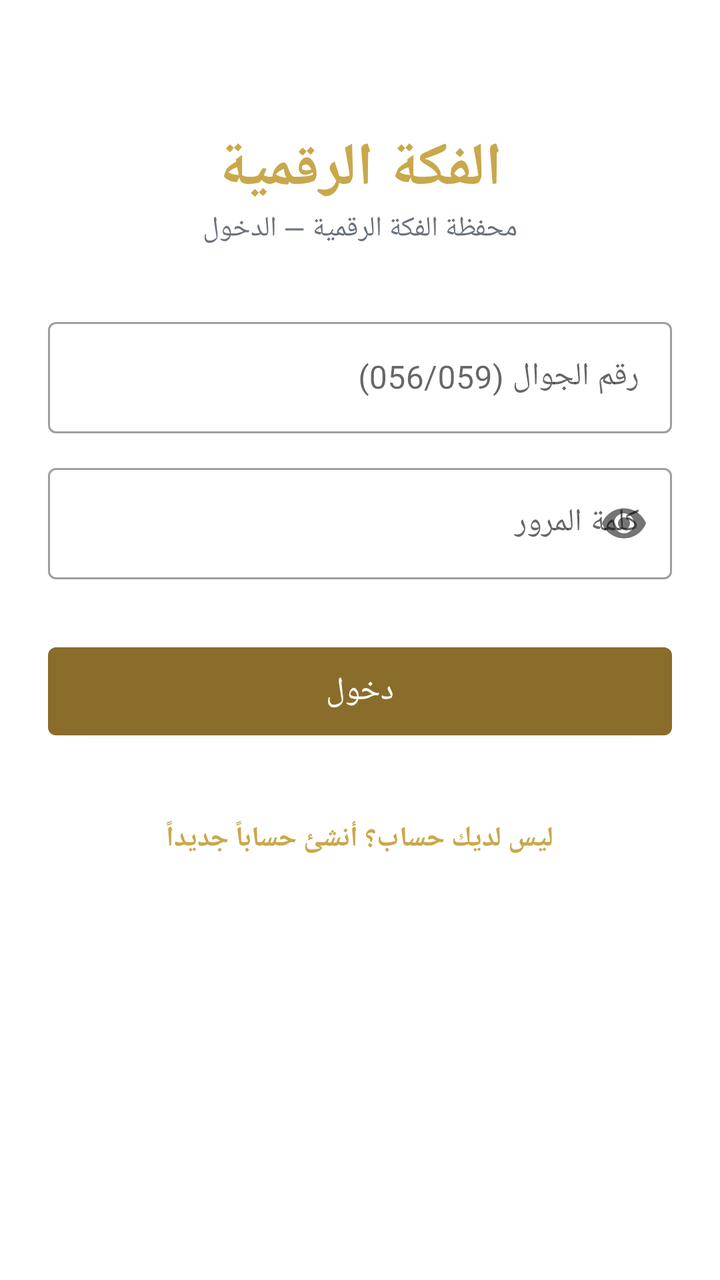
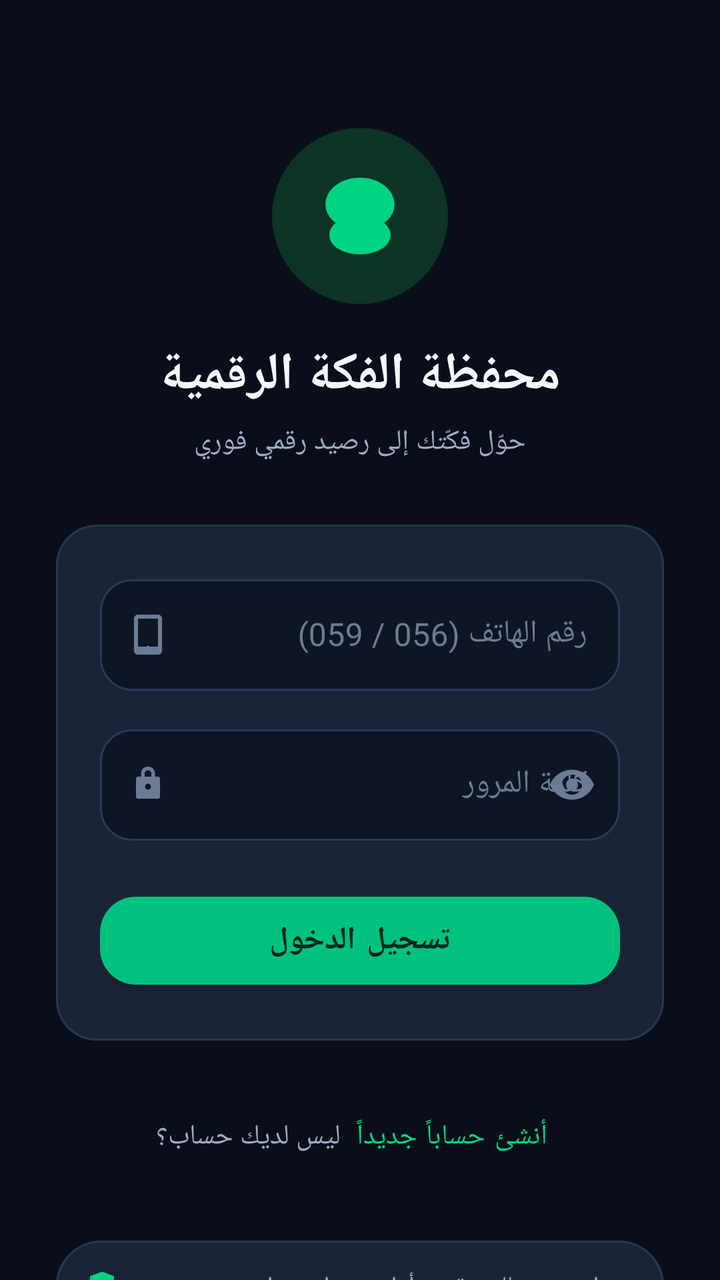

Compare the two renders of this Android layout. The source of the first and the diff that turns it into the second are given below.
<!-- AndroidManifest.xml: application theme Theme.Fakah -->
<!-- res/layout/activity_login.xml -->
<?xml version="1.0" encoding="utf-8"?>
<ScrollView xmlns:android="http://schemas.android.com/apk/res/android"
    android:layout_width="match_parent"
    android:layout_height="match_parent"
    android:fillViewport="true">

    <LinearLayout
        android:layout_width="match_parent"
        android:layout_height="wrap_content"
        android:orientation="vertical"
        android:padding="24dp"
        android:gravity="center_horizontal">

        <TextView
            android:layout_width="wrap_content"
            android:layout_height="wrap_content"
            android:text="@string/app_name"
            android:textSize="30sp"
            android:textStyle="bold"
            android:textColor="@color/gold"
            android:layout_marginTop="40dp" />

        <TextView
            android:layout_width="wrap_content"
            android:layout_height="wrap_content"
            android:text="محفظة الفكة الرقمية — الدخول"
            android:textSize="14sp"
            android:textColor="@color/textSecondary"
            android:layout_marginBottom="32dp" />

        <com.google.android.material.textfield.TextInputLayout
            android:layout_width="match_parent"
            android:layout_height="wrap_content"
            android:hint="رقم الجوال (056/059)"
            style="@style/Widget.MaterialComponents.TextInputLayout.OutlinedBox">

            <com.google.android.material.textfield.TextInputEditText
                android:id="@+id/etPhone"
                android:layout_width="match_parent"
                android:layout_height="wrap_content"
                android:inputType="phone"
                android:maxLength="10"
                android:textDirection="ltr" />
        </com.google.android.material.textfield.TextInputLayout>

        <com.google.android.material.textfield.TextInputLayout
            android:layout_width="match_parent"
            android:layout_height="wrap_content"
            android:layout_marginTop="12dp"
            android:hint="كلمة المرور"
            app:passwordToggleEnabled="true"
            style="@style/Widget.MaterialComponents.TextInputLayout.OutlinedBox"
            xmlns:app="http://schemas.android.com/apk/res-auto">

            <com.google.android.material.textfield.TextInputEditText
                android:id="@+id/etPassword"
                android:layout_width="match_parent"
                android:layout_height="wrap_content"
                android:inputType="textPassword" />
        </com.google.android.material.textfield.TextInputLayout>

        <com.google.android.material.button.MaterialButton
            android:id="@+id/btnLogin"
            android:layout_width="match_parent"
            android:layout_height="56dp"
            android:layout_marginTop="28dp"
            android:text="دخول"
            android:textSize="16sp" />

        <com.google.android.material.progressindicator.CircularProgressIndicator
            android:id="@+id/progress"
            android:layout_width="wrap_content"
            android:layout_height="wrap_content"
            android:layout_marginTop="16dp"
            android:indeterminate="true"
            android:visibility="gone" />

        <TextView
            android:id="@+id/btnGoRegister"
            android:layout_width="wrap_content"
            android:layout_height="wrap_content"
            android:layout_marginTop="24dp"
            android:padding="12dp"
            android:text="ليس لديك حساب؟ أنشئ حساباً جديداً"
            android:textColor="@color/gold"
            android:textStyle="bold" />
    </LinearLayout>
</ScrollView>
<!-- resources referenced by this layout -->
<resources>
  <color name="gold">#C9A84C</color>
  <color name="textSecondary">#6B7280</color>
  <string name="app_name">الفكة الرقمية</string>
  <style name="Theme.Fakah" parent="Theme.MaterialComponents.DayNight.NoActionBar">
          <item name="colorPrimary">@color/goldDark</item>
          <item name="colorPrimaryVariant">@color/gold</item>
          <item name="colorOnPrimary">#FFFFFF</item>
          <item name="colorSecondary">@color/gold</item>
          <item name="colorSecondaryVariant">@color/goldDark</item>
          <item name="colorOnSecondary">#1A1A1A</item>
          <item name="android:statusBarColor">@color/primaryText</item>
          <item name="android:windowBackground">@color/bg</item>
      </style>
  <color name="goldDark">#8A6D2A</color>
  <color name="primaryText">#1A1A1A</color>
  <color name="bg">#FFFFFF</color>
</resources>

<!-- the commit's change to res/layout/activity_login.xml (unified diff, before → after) -->
@@ -1,88 +1,166 @@
 <?xml version="1.0" encoding="utf-8"?>
 <ScrollView xmlns:android="http://schemas.android.com/apk/res/android"
+    xmlns:app="http://schemas.android.com/apk/res-auto"
     android:layout_width="match_parent"
     android:layout_height="match_parent"
-    android:fillViewport="true">
+    android:background="@color/bg"
+    android:fillViewport="true"
+    android:scrollbars="none">
 
     <LinearLayout
         android:layout_width="match_parent"
         android:layout_height="wrap_content"
         android:orientation="vertical"
-        android:padding="24dp"
-        android:gravity="center_horizontal">
+        android:gravity="center_horizontal"
+        android:paddingStart="28dp"
+        android:paddingEnd="28dp"
+        android:paddingTop="64dp"
+        android:paddingBottom="32dp">
+
+        
+        <FrameLayout
+            android:layout_width="88dp"
+            android:layout_height="88dp"
+            android:background="@drawable/bg_circle_icon">
+
+            <ImageView
+                android:layout_width="46dp"
+                android:layout_height="46dp"
+                android:layout_gravity="center"
+                android:src="@drawable/ic_fakka"
+                app:tint="@color/primaryBright"
+                android:contentDescription=""/>
+        </FrameLayout>
 
         <TextView
             android:layout_width="wrap_content"
             android:layout_height="wrap_content"
-            android:text="@string/app_name"
-            android:textSize="30sp"
+            android:layout_marginTop="18dp"
+            android:text="محفظة الفكة الرقمية"
+            android:textSize="26sp"
             android:textStyle="bold"
-            android:textColor="@color/gold"
-            android:layout_marginTop="40dp" />
+            android:textColor="@color/textPrimary"/>
 
         <TextView
             android:layout_width="wrap_content"
             android:layout_height="wrap_content"
-            android:text="محفظة الفكة الرقمية — الدخول"
+            android:layout_marginTop="6dp"
+            android:text="حوّل فكّتك إلى رصيد رقمي فوري"
             android:textSize="14sp"
-            android:textColor="@color/textSecondary"
-            android:layout_marginBottom="32dp" />
+            android:textColor="@color/textSecondary"/>
 
-        <com.google.android.material.textfield.TextInputLayout
+        
+        <LinearLayout
             android:layout_width="match_parent"
             android:layout_height="wrap_content"
-            android:hint="رقم الجوال (056/059)"
-            style="@style/Widget.MaterialComponents.TextInputLayout.OutlinedBox">
+            android:orientation="vertical"
+            android:background="@drawable/bg_tx_row"
+            android:padding="22dp"
+            android:layout_marginTop="32dp">
 
-            <com.google.android.material.textfield.TextInputEditText
-                android:id="@+id/etPhone"
+            <com.google.android.material.textfield.TextInputLayout
                 android:layout_width="match_parent"
                 android:layout_height="wrap_content"
-                android:inputType="phone"
-                android:maxLength="10"
-                android:textDirection="ltr" />
-        </com.google.android.material.textfield.TextInputLayout>
+                android:hint="رقم الهاتف (056 / 059)"
+                style="@style/Widget.Fakah.Input"
+                app:startIconDrawable="@drawable/ic_phone"
+                app:startIconTint="@color/textHint">
 
-        <com.google.android.material.textfield.TextInputLayout
+                <com.google.android.material.textfield.TextInputEditText
+                    android:id="@+id/etPhone"
+                    style="@style/Text.Fakah.Input"
+                    android:layout_width="match_parent"
+                    android:layout_height="wrap_content"
+                    android:inputType="phone"
+                    android:textDirection="ltr"
+                    android:maxLength="10"/>
+            </com.google.android.material.textfield.TextInputLayout>
+
+            <com.google.android.material.textfield.TextInputLayout
+                android:layout_width="match_parent"
+                android:layout_height="wrap_content"
+                android:layout_marginTop="14dp"
+                android:hint="كلمة المرور"
+                style="@style/Widget.Fakah.Input"
+                app:startIconDrawable="@drawable/ic_lock"
+                app:startIconTint="@color/textHint"
+                app:passwordToggleEnabled="true"
+                app:passwordToggleTint="@color/textHint">
+
+                <com.google.android.material.textfield.TextInputEditText
+                    android:id="@+id/etPassword"
+                    style="@style/Text.Fakah.Input"
+                    android:layout_width="match_parent"
+                    android:layout_height="wrap_content"
+                    android:inputType="textPassword"
+                    android:textDirection="ltr"/>
+            </com.google.android.material.textfield.TextInputLayout>
+
+            <com.google.android.material.button.MaterialButton
+                android:id="@+id/btnLogin"
+                style="@style/Widget.Fakah.Button"
+                android:layout_width="match_parent"
+                android:layout_height="56dp"
+                android:layout_marginTop="22dp"
+                android:text="تسجيل الدخول"/>
+
+            <ProgressBar
+                android:id="@+id/progress"
+                android:layout_width="28dp"
+                android:layout_height="28dp"
+                android:layout_gravity="center_horizontal"
+                android:layout_marginTop="14dp"
+                android:indeterminateTint="@color/primaryBright"
+                android:visibility="gone"/>
+        </LinearLayout>
+
+        <LinearLayout
+            android:layout_width="wrap_content"
+            android:layout_height="wrap_content"
+            android:orientation="horizontal"
+            android:gravity="center_vertical"
+            android:layout_marginTop="24dp">
+
+            <TextView
+                android:layout_width="wrap_content"
+                android:layout_height="wrap_content"
+                android:text="ليس لديك حساب؟"
+                android:textSize="14sp"
+                android:textColor="@color/textSecondary"/>
+
+            <com.google.android.material.button.MaterialButton
+                android:id="@+id/btnGoRegister"
+                style="@style/Widget.Fakah.Button.Text"
+                android:layout_width="wrap_content"
+                android:layout_height="wrap_content"
+                android:text="أنشئ حساباً جديداً"
+                android:textSize="14sp"/>
+        </LinearLayout>
+
+        <LinearLayout
             android:layout_width="match_parent"
             android:layout_height="wrap_content"
-            android:layout_marginTop="12dp"
-            android:hint="كلمة المرور"
-            app:passwordToggleEnabled="true"
-            style="@style/Widget.MaterialComponents.TextInputLayout.OutlinedBox"
-            xmlns:app="http://schemas.android.com/apk/res-auto">
+            android:orientation="horizontal"
+            android:gravity="center_vertical"
+            android:background="@drawable/bg_quick_action"
+            android:padding="14dp"
+            android:layout_marginTop="28dp">
 
-            <com.google.android.material.textfield.TextInputEditText
-                android:id="@+id/etPassword"
-                android:layout_width="match_parent"
+            <ImageView
+                android:layout_width="18dp"
+                android:layout_height="18dp"
+                android:src="@drawable/ic_shield"
+                app:tint="@color/primaryBright"
+                android:contentDescription=""/>
+
+            <TextView
+                android:layout_width="0dp"
                 android:layout_height="wrap_content"
-                android:inputType="textPassword" />
-        </com.google.android.material.textfield.TextInputLayout>
-
-        <com.google.android.material.button.MaterialButton
-            android:id="@+id/btnLogin"
-            android:layout_width="match_parent"
-            android:layout_height="56dp"
-            android:layout_marginTop="28dp"
-            android:text="دخول"
-            android:textSize="16sp" />
-
-        <com.google.android.material.progressindicator.CircularProgressIndicator
-            android:id="@+id/progress"
-            android:layout_width="wrap_content"
-            android:layout_height="wrap_content"
-            android:layout_marginTop="16dp"
-            android:indeterminate="true"
-            android:visibility="gone" />
-
-        <TextView
-            android:id="@+id/btnGoRegister"
-            android:layout_width="wrap_content"
-            android:layout_height="wrap_content"
-            android:layout_marginTop="24dp"
-            android:padding="12dp"
-            android:text="ليس لديك حساب؟ أنشئ حساباً جديداً"
-            android:textColor="@color/gold"
-            android:textStyle="bold" />
+                android:layout_weight="1"
+                android:layout_marginStart="10dp"
+                android:text="دخول محمي بالبصمة بعد أول تسجيل دخول"
+                android:textSize="12sp"
+                android:textColor="@color/textSecondary"/>
+        </LinearLayout>
     </LinearLayout>
 </ScrollView>
<!-- resource entries referenced after the edit -->
@@ -1,20 +1,121 @@
 <!-- resources referenced by this layout -->
 <resources>
-  <color name="gold">#C9A84C</color>
-  <color name="textSecondary">#6B7280</color>
-  <string name="app_name">الفكة الرقمية</string>
-  <style name="Theme.Fakah" parent="Theme.MaterialComponents.DayNight.NoActionBar">
-          <item name="colorPrimary">@color/goldDark</item>
-          <item name="colorPrimaryVariant">@color/gold</item>
-          <item name="colorOnPrimary">#FFFFFF</item>
-          <item name="colorSecondary">@color/gold</item>
-          <item name="colorSecondaryVariant">@color/goldDark</item>
-          <item name="colorOnSecondary">#1A1A1A</item>
-          <item name="android:statusBarColor">@color/primaryText</item>
+  <color name="textSecondary">#9DAEC5</color>
+  <!-- drawable bg_circle_icon (drawable) -->
+  <?xml version="1.0" encoding="utf-8"?>
+  <shape xmlns:android="http://schemas.android.com/apk/res/android" shape="oval">
+      <solid android:color="@color/primarySoft"/>
+  </shape>
+  <!-- drawable bg_quick_action (drawable) -->
+  <?xml version="1.0" encoding="utf-8"?>
+  <shape xmlns:android="http://schemas.android.com/apk/res/android">
+      <solid android:color="@color/bgCard"/>
+      <corners android:radius="22dp"/>
+      <stroke android:width="1dp" android:color="@color/cardStroke"/>
+  </shape>
+  <!-- drawable bg_tx_row (drawable) -->
+  <?xml version="1.0" encoding="utf-8"?>
+  <shape xmlns:android="http://schemas.android.com/apk/res/android">
+      <solid android:color="@color/bgCard"/>
+      <corners android:radius="20dp"/>
+      <stroke android:width="1dp" android:color="@color/cardStroke"/>
+  </shape>
+  <!-- drawable ic_fakka (drawable) -->
+  <vector xmlns:android="http://schemas.android.com/apk/res/android" android:width="24dp" android:height="24dp" android:viewportWidth="24" android:viewportHeight="24">
+      <path android:fillColor="#FFFFFF" android:pathData="M12,2c5,0 9,3.1 9,7 0,1.9 -1,3.6 -2.7,4.8 1,0.9 1.7,2 1.7,3.2 0,2.8 -3.6,5 -8,5s-8,-2.2 -8,-5c0,-1.2 0.6,-2.3 1.7,-3.2C4,12.6 3,10.9 3,9c0,-3.9 4,-7 9,-7z"/>
+      <path android:fillColor="#00C27E" android:pathData="M12,4.5c-3.9,0 -7,2.2 -7,4.5 0,1.1 0.7,2.1 1.9,2.9l1.1,0.7 -1.1,0.7c-1.2,0.8 -1.9,1.8 -1.9,2.9 0,2.3 3.1,4.5 7,4.5s7,-2.2 7,-4.5 -3.1,-4.5 -7,-4.5z"/>
+  </vector>
+  <!-- drawable ic_lock (drawable) -->
+  <vector xmlns:android="http://schemas.android.com/apk/res/android" android:width="24dp" android:height="24dp" android:viewportWidth="24" android:viewportHeight="24">
+      <path android:fillColor="#6B7C95" android:pathData="M12,3c2,0 3.5,1.5 3.5,3.5V8H17c0.55,0 1,0.45 1,1v9c0,0.55 -0.45,1 -1,1H7c-0.55,0 -1,-0.45 -1,-1V9c0,-0.55 0.45,-1 1,-1h1.5V6.5C8.5,4.5 10,3 12,3zM12,4.8c-0.94,0 -1.7,0.76 -1.7,1.7V8h3.4V6.5c0,-0.94 -0.76,-1.7 -1.7,-1.7zM12,11.5c-0.83,0 -1.5,0.67 -1.5,1.5s0.67,1.5 1.5,1.5 1.5,-0.67 1.5,-1.5 -0.67,-1.5 -1.5,-1.5z"/>
+  </vector>
+  <!-- drawable ic_phone (drawable) -->
+  <vector xmlns:android="http://schemas.android.com/apk/res/android" android:width="24dp" android:height="24dp" android:viewportWidth="24" android:viewportHeight="24">
+      <path android:fillColor="#6B7C95" android:pathData="M7,2h10c1.1,0 2,0.9 2,2v16c0,1.1 -0.9,2 -2,2H7c-1.1,0 -2,-0.9 -2,-2V4c0,-1.1 0.9,-2 2,-2zM7,4v14h10V4H7zM12,17.5c0.55,0 1,0.45 1,1s-0.45,1 -1,1 -1,-0.45 -1,-1 0.45,-1 1,-1z"/>
+  </vector>
+  <!-- drawable ic_shield (drawable) -->
+  <vector xmlns:android="http://schemas.android.com/apk/res/android" android:width="24dp" android:height="24dp" android:viewportWidth="24" android:viewportHeight="24">
+      <path android:fillColor="#FFFFFF" android:pathData="M12,2l8,3v6c0,5 -3.4,9.4 -8,11 -4.6,-1.6 -8,-6 -8,-11V5l8,-3z"/>
+      <path android:fillColor="#00C27E" android:pathData="M10.2,13.4l-2.1,-2.1 -1.4,1.4 3.5,3.5 7,-7 -1.4,-1.4 -5.6,5.6z"/>
+  </vector>
+  <style name="Text.Fakah.Input">
+          <item name="android:textSize">16sp</item>
+          <item name="android:textColor">@color/textPrimary</item>
+          <item name="android:textColorHint">@color/textHint</item>
+      </style>
+  <style name="Widget.Fakah.Button" parent="Widget.MaterialComponents.Button">
+          <item name="android:textSize">16sp</item>
+          <item name="android:textStyle">bold</item>
+          <item name="android:textColor">@color/onPrimary</item>
+          <item name="backgroundTint">@color/primary</item>
+          <item name="android:paddingStart">24dp</item>
+          <item name="android:paddingEnd">24dp</item>
+          <item name="cornerRadius">18dp</item>
+          <item name="elevation">0dp</item>
+          <item name="rippleColor">#3306281B</item>
+      </style>
+  <style name="Widget.Fakah.Button.Text" parent="Widget.MaterialComponents.Button.TextButton">
+          <item name="android:textSize">14sp</item>
+          <item name="android:textColor">@color/primaryBright</item>
+      </style>
+  <style name="Widget.Fakah.Input" parent="Widget.MaterialComponents.TextInputLayout.OutlinedBox">
+          <item name="boxBackgroundColor">@color/bgInput</item>
+          <item name="boxStrokeColor">@color/input_stroke_state</item>
+          <item name="boxCornerRadiusTopStart">16dp</item>
+          <item name="boxCornerRadiusTopEnd">16dp</item>
+          <item name="boxCornerRadiusBottomStart">16dp</item>
+          <item name="boxCornerRadiusBottomEnd">16dp</item>
+          <item name="hintTextColor">@color/textSecondary</item>
+          <item name="android:textColorHint">@color/textHint</item>
+          <item name="colorPrimary">@color/primaryBright</item>
+          <item name="boxStrokeWidth">1dp</item>
+          <item name="boxStrokeWidthFocused">2dp</item>
+      </style>
+  <style name="Theme.Fakah" parent="Theme.MaterialComponents.NoActionBar">
+          <item name="colorPrimary">@color/primary</item>
+          <item name="colorPrimaryVariant">@color/primaryDeep</item>
+          <item name="colorOnPrimary">@color/onPrimary</item>
+          <item name="colorSecondary">@color/accentBlue</item>
+          <item name="colorSecondaryVariant">@color/accentGold</item>
+          <item name="colorOnSecondary">#0A1226</item>
+          <item name="colorSurface">@color/bgCard</item>
+          <item name="colorOnSurface">@color/textPrimary</item>
+          <item name="android:colorBackground">@color/bg</item>
           <item name="android:windowBackground">@color/bg</item>
+          <item name="android:statusBarColor">@color/bg</item>
+          <item name="android:navigationBarColor">@color/bgNav</item>
+          <item name="android:windowLightStatusBar">false</item>
+          <item name="colorError">@color/danger</item>
+          <item name="android:textColorPrimary">@color/textPrimary</item>
+          <item name="android:textColorSecondary">@color/textSecondary</item>
+          <item name="android:textColorHint">@color/textHint</item>
+          <item name="materialAlertDialogTheme">@style/ThemeOverlay.Fakah.Dialog</item>
       </style>
-  <color name="goldDark">#8A6D2A</color>
-  <color name="primaryText">#1A1A1A</color>
-  <color name="bg">#FFFFFF</color>
+  <color name="primarySoft">#0C3324</color>
+  <color name="bgCard">#1A2336</color>
+  <color name="cardStroke">#283656</color>
+  <color name="onPrimary">#06281B</color>
+  <color name="primary">#00C27E</color>
+  <color name="bgInput">#0E1524</color>
+  <color name="primaryDeep">#00A26B</color>
+  <color name="accentBlue">#4C8DFF</color>
+  <color name="accentGold">#FFC85C</color>
+  <color name="bgNav">#0E1526</color>
+  <color name="danger">#FF6B6B</color>
+  <style name="ThemeOverlay.Fakah.Dialog" parent="ThemeOverlay.MaterialComponents.Dialog.Alert">
+          <item name="colorPrimary">@color/primary</item>
+          <item name="android:windowBackground">@color/bgCard</item>
+          <item name="android:textColorPrimary">@color/textPrimary</item>
+          <item name="android:textColor">@color/textPrimary</item>
+          <item name="buttonBarPositiveButtonStyle">@style/Widget.Fakah.DialogButton</item>
+          <item name="buttonBarNegativeButtonStyle">@style/Widget.Fakah.DialogButton</item>
+      </style>
+  <style name="Widget.Fakah.DialogButton" parent="Widget.MaterialComponents.Button.TextButton.Dialog">
+          <item name="android:textColor">@color/primaryBright</item>
+      </style>
+  <color name="bg">#0A0E1A</color>
+  <color name="primaryBright">#00D483</color>
+  <color name="textHint">#6B7C95</color>
+  <color name="textPrimary">#F4F7FC</color>
 </resources>
 
